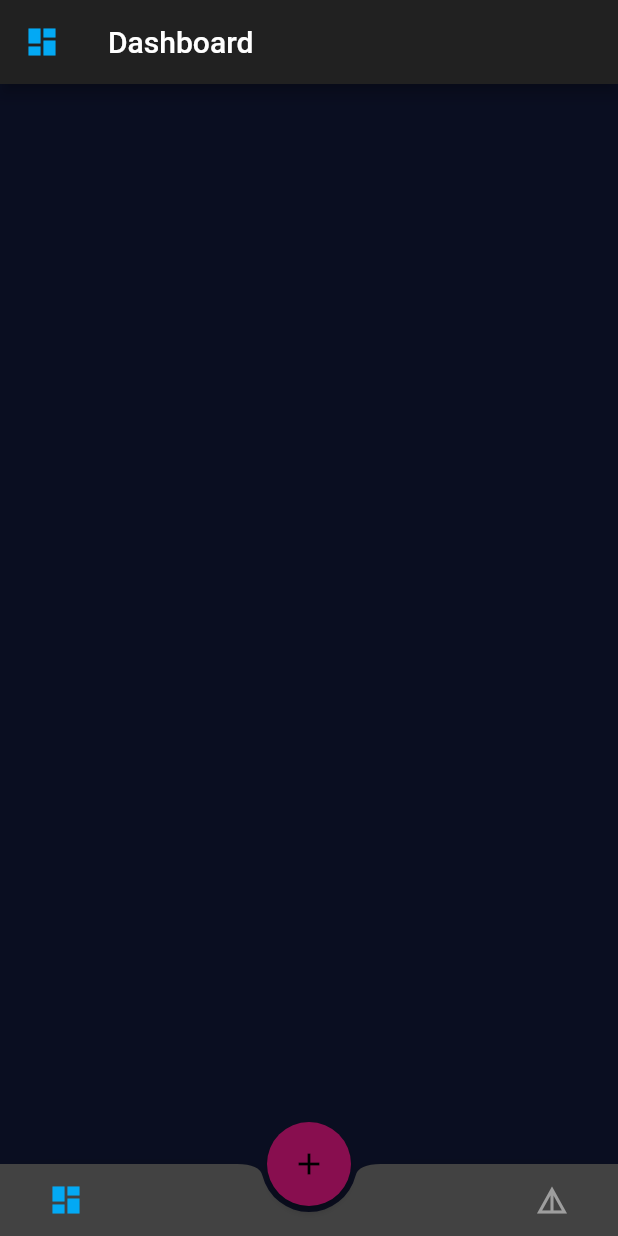
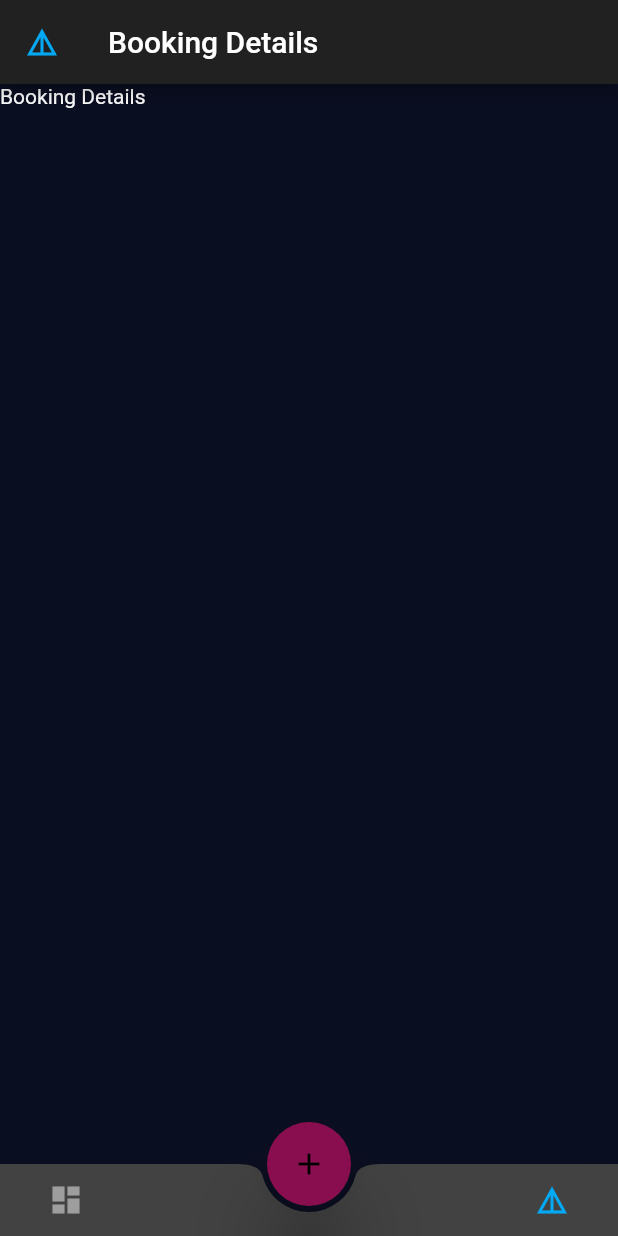
Before and after one commit to DouglasDao/BeautyBliss, a Flutter app: the screen it shows after launch, after a tap on the "details" icon, on a phone screen of 412 x 824 dp. Run offline on Flutter 3.47's test engine with Material 2 defaults, Android fonts, the phone set to English and light mode, and no system bars.

Commit message:
Code Cleaned

```diff
--- a/lib/BeautyBlissUtils.dart
+++ b/lib/BeautyBlissUtils.dart
@@ -1,15 +1,31 @@
-
-
-
 import 'package:flutter/material.dart';
 
 class BeautyBlissUtils {
-
   BuildContext mContext;
 
   BeautyBlissUtils({this.mContext});
 
-  void startWidget(Widget screen){
-    Navigator.push(mContext, MaterialPageRoute(builder: (mContext) => screen));
+  void startWidget(Widget screen) {
+    Navigator.of(mContext).push(_createRoute(screen));
+  }
+
+  Route _createRoute(Widget screen) {
+    return PageRouteBuilder(
+      pageBuilder: (context, animation, secondaryAnimation) => screen,
+      transitionsBuilder: (context, animation, secondaryAnimation, child) {
+        var begin = Offset(0.0, 1.0);
+        var end = Offset.zero;
+        var curve = Curves.ease;
+        var tween = Tween(begin: begin, end: end).chain(CurveTween(curve: curve));
+        return SlideTransition(
+          position: animation.drive(tween),
+          child: child,
+        );
+      },
+    );
+  }
+
+  void finish() {
+    Navigator.pop(mContext);
   }
 }
--- a/lib/Dashboard.dart
+++ b/lib/Dashboard.dart
@@ -27,8 +27,7 @@ class DashboardStateFul extends State<Dashboard> {
         backgroundColor: Color(0xFF212121)
     ),
 
-      body: _isDashOrBookingDetails(_tabPos),
-
+      body: _isDashOrBookingDetailsView(_tabPos),
 
       floatingActionButtonLocation: FloatingActionButtonLocation.centerDocked,
       floatingActionButton: FloatingActionButton(
@@ -37,7 +36,7 @@ class DashboardStateFul extends State<Dashboard> {
           onPressed: () {
             BeautyBlissUtils(mContext: context).startWidget(NewBooking());
           },
-          elevation: 2.0,
+          elevation: 24.0,
       ),
 
       bottomNavigationBar: BottomAppBar(
@@ -47,27 +46,19 @@ class DashboardStateFul extends State<Dashboard> {
           children: <Widget>[
             IconButton(
               icon: Icon(Icons.dashboard),
-              padding: EdgeInsets.fromLTRB(32.0, 0, 0, 0),
+              padding: EdgeInsets.fromLTRB(32.0, 0, 32.0, 0),
               color: _setColorForDashboard(_tabPos),
-              onPressed: () {
-                setState(){
-                  this._tabPos = 0;
-                }
-              },
+              onPressed: () => _itemTapped(0)
             ),
             IconButton(
               icon: Icon(Icons.details),
-              padding: EdgeInsets.fromLTRB(0, 0, 32.0, 0),
+              padding: EdgeInsets.fromLTRB(32.0, 0, 32.0, 0),
               color: _setColorForBookingDetails(_tabPos),
-              onPressed: () {
-                setState(){
-                  this._tabPos = 1;
-                }
-              },
+              onPressed: () => _itemTapped(1)
             ),
           ],
         )
-      ),
+      )
     );
   }
 
@@ -84,31 +75,11 @@ class DashboardStateFul extends State<Dashboard> {
   }
 
   MaterialColor _setColorForDashboard(int pos) {
-    if (pos == 0) {
-        return Colors.lightBlue;
-    } else {
-        return Colors.grey;
-    }
+    return pos == 0 ? Colors.lightBlue : Colors.grey;
   }
 
   MaterialColor _setColorForBookingDetails(int pos) {
-    if (pos == 1) {
-      return Colors.lightBlue;
-    } else {
-      return Colors.grey;
-    }
-  }
-
-
-
-  Widget _isDashOrBookingDetails(int tabPos) {
-    if (tabPos == 0) {
-      return _dashboardLayout();
-    } else if (tabPos == 1) {
-      return Container(
-        child: Text('Booking Details'),
-      );
-    }
+    return pos == 1 ? Colors.lightBlue : Colors.grey;
   }
 
   Widget _BookDetailsLayout(){
@@ -122,7 +93,14 @@ class DashboardStateFul extends State<Dashboard> {
     return index == 0 ? Icons.dashboard : Icons.details;
   }
 
-  int getIndex(int index) {
-    return index == 0 ? 0 : 1;
+  Widget _isDashOrBookingDetailsView(int tabPos) {
+    if (tabPos == 0) {
+      return _dashboardLayout();
+    } else if (tabPos == 1) {
+      return Container(
+        child: Text('Booking Details'),
+      );
+    }
+    return _dashboardLayout();
   }
 }
--- a/lib/Splash.dart
+++ b/lib/Splash.dart
@@ -1,3 +1,4 @@
+import 'package:beautybliss/BeautyBlissUtils.dart';
 import 'package:beautybliss/Dashboard.dart';
 import 'package:flutter/material.dart';
 import 'package:flutter/rendering.dart';
@@ -33,10 +34,7 @@ class InitScreen extends State {
     super.initState();
     debugPrint("initState==========");
     Future.delayed(const Duration(seconds: 3), () =>
-        Navigator.push(
-            context,
-            MaterialPageRoute(builder: (context) => Dashboard())
-        )
+        BeautyBlissUtils(mContext: context).startWidget(Dashboard())
     );
   }
 
```
Also changed, not shown: lib/NewBooking.dart (+9 -1 lines), pubspec.lock.
